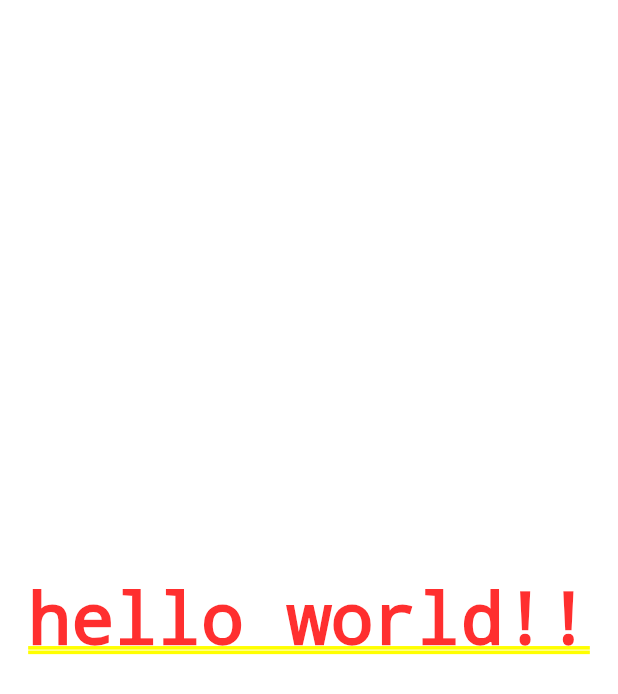
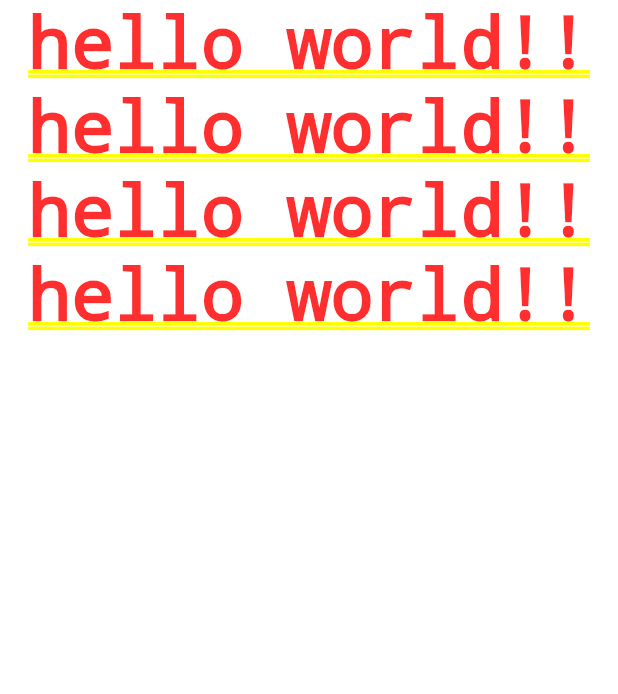
Before and after one commit to hasanhamid96/test_git_hub1, a Flutter app: the screen it shows after launch, on a phone screen of 412 x 824 dp. Shown: the top 694 px of the screen. Run offline on Flutter 3.47's test engine with Material 2 defaults, Android fonts, the phone set to English and light mode, and no system bars.

Commit message:
from ali

```diff
--- a/lib/main.dart
+++ b/lib/main.dart
@@ -13,7 +13,14 @@ class MyApp extends StatelessWidget {
       title: "hello",
       home: Container(
         child: Center(
-          child: Text('hello world!!'),
+          child: Column(
+            children: [
+              Text('hello world!!'),
+              Text('hello world!!'),
+              Text('hello world!!'),
+              Text('hello world!!'),
+            ],
+          ),
         ),
       ),
     );
```
